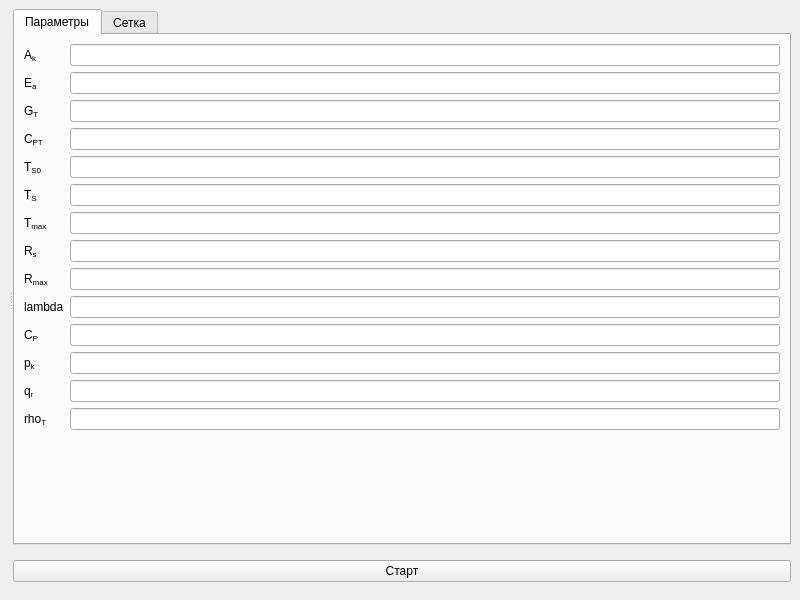
The window that GUI/burn_problem.ui (gnwgnw/BurnProblem) describes before a commit, drawn with Qt 5.
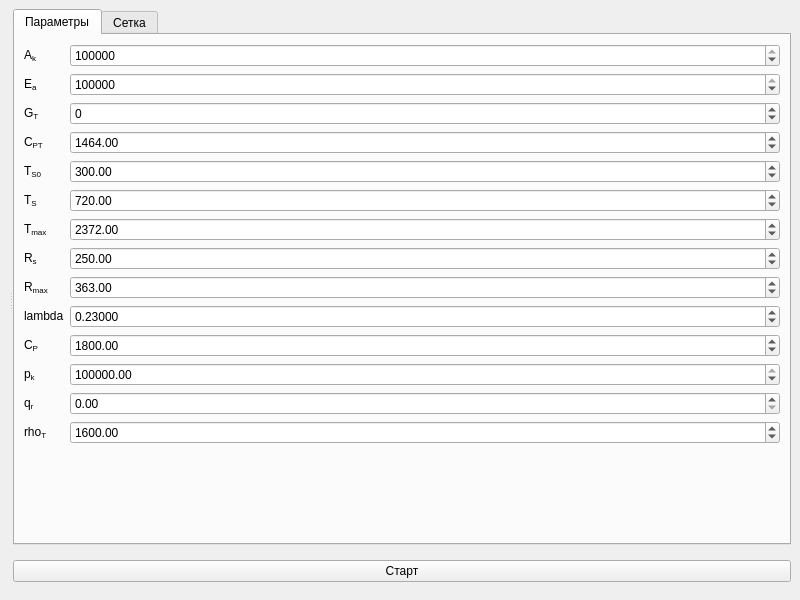
The same window after the commit. The open tabs and pages were chosen to show the change.

Diff of the .ui file:
```diff
--- a/GUI/burn_problem.ui
+++ b/GUI/burn_problem.ui
@@ -42,9 +42,6 @@
               </property>
              </widget>
             </item>
-            <item row="0" column="1">
-             <widget class="QLineEdit" name="lineEdit_A_k"/>
-            </item>
             <item row="1" column="0">
              <widget class="QLabel" name="label_2">
               <property name="text">
@@ -52,9 +49,6 @@
               </property>
              </widget>
             </item>
-            <item row="1" column="1">
-             <widget class="QLineEdit" name="lineEdit_E_a"/>
-            </item>
             <item row="2" column="0">
              <widget class="QLabel" name="label_13">
               <property name="text">
@@ -62,9 +56,6 @@
               </property>
              </widget>
             </item>
-            <item row="2" column="1">
-             <widget class="QLineEdit" name="lineEdit_G_t"/>
-            </item>
             <item row="3" column="0">
              <widget class="QLabel" name="label_14">
               <property name="text">
@@ -72,9 +63,6 @@
               </property>
              </widget>
             </item>
-            <item row="3" column="1">
-             <widget class="QLineEdit" name="lineEdit_C_pt"/>
-            </item>
             <item row="4" column="0">
              <widget class="QLabel" name="label_15">
               <property name="text">
@@ -82,9 +70,6 @@
               </property>
              </widget>
             </item>
-            <item row="4" column="1">
-             <widget class="QLineEdit" name="lineEdit_T_s0"/>
-            </item>
             <item row="5" column="0">
              <widget class="QLabel" name="label_16">
               <property name="text">
@@ -92,9 +77,6 @@
               </property>
              </widget>
             </item>
-            <item row="5" column="1">
-             <widget class="QLineEdit" name="lineEdit_T_s"/>
-            </item>
             <item row="6" column="0">
              <widget class="QLabel" name="label_17">
               <property name="text">
@@ -102,9 +84,6 @@
               </property>
              </widget>
             </item>
-            <item row="6" column="1">
-             <widget class="QLineEdit" name="lineEdit_T_max"/>
-            </item>
             <item row="7" column="0">
              <widget class="QLabel" name="label_18">
               <property name="text">
@@ -112,9 +91,6 @@
               </property>
              </widget>
             </item>
-            <item row="7" column="1">
-             <widget class="QLineEdit" name="lineEdit_R_s"/>
-            </item>
             <item row="8" column="0">
              <widget class="QLabel" name="label_19">
               <property name="text">
@@ -122,9 +98,6 @@
               </property>
              </widget>
             </item>
-            <item row="8" column="1">
-             <widget class="QLineEdit" name="lineEdit_R_max"/>
-            </item>
             <item row="9" column="0">
              <widget class="QLabel" name="label_20">
               <property name="text">
@@ -132,9 +105,6 @@
               </property>
              </widget>
             </item>
-            <item row="9" column="1">
-             <widget class="QLineEdit" name="lineEdit_lambda"/>
-            </item>
             <item row="10" column="0">
              <widget class="QLabel" name="label_21">
               <property name="text">
@@ -142,9 +112,6 @@
               </property>
              </widget>
             </item>
-            <item row="10" column="1">
-             <widget class="QLineEdit" name="lineEdit_C_p"/>
-            </item>
             <item row="11" column="0">
              <widget class="QLabel" name="label_22">
               <property name="text">
@@ -152,9 +119,6 @@
               </property>
              </widget>
             </item>
-            <item row="11" column="1">
-             <widget class="QLineEdit" name="lineEdit_p_k"/>
-            </item>
             <item row="12" column="0">
              <widget class="QLabel" name="label_23">
               <property name="text">
@@ -162,9 +126,6 @@
               </property>
              </widget>
             </item>
-            <item row="12" column="1">
-             <widget class="QLineEdit" name="lineEdit_q_r"/>
-            </item>
             <item row="13" column="0">
              <widget class="QLabel" name="label_24">
               <property name="text">
@@ -172,8 +133,195 @@
               </property>
              </widget>
             </item>
+            <item row="0" column="1">
+             <widget class="QDoubleSpinBox" name="doubleSpinBox_A_k">
+              <property name="decimals">
+               <number>0</number>
+              </property>
+              <property name="minimum">
+               <double>-1000000000000000.000000000000000</double>
+              </property>
+              <property name="maximum">
+               <double>1000000000000000.000000000000000</double>
+              </property>
+              <property name="value">
+               <double>1000000000.000000000000000</double>
+              </property>
+             </widget>
+            </item>
+            <item row="1" column="1">
+             <widget class="QDoubleSpinBox" name="doubleSpinBox_E_a">
+              <property name="decimals">
+               <number>0</number>
+              </property>
+              <property name="minimum">
+               <double>-10000000000.000000000000000</double>
+              </property>
+              <property name="maximum">
+               <double>100000000000.000000000000000</double>
+              </property>
+              <property name="singleStep">
+               <double>10000.000000000000000</double>
+              </property>
+              <property name="value">
+               <double>4200000.000000000000000</double>
+              </property>
+             </widget>
+            </item>
+            <item row="2" column="1">
+             <widget class="QDoubleSpinBox" name="doubleSpinBox_G_t">
+              <property name="decimals">
+               <number>0</number>
+              </property>
+              <property name="minimum">
+               <double>-10000000000000000.000000000000000</double>
+              </property>
+              <property name="maximum">
+               <double>10000000000000000.000000000000000</double>
+              </property>
+              <property name="singleStep">
+               <double>1000000.000000000000000</double>
+              </property>
+             </widget>
+            </item>
+            <item row="3" column="1">
+             <widget class="QDoubleSpinBox" name="doubleSpinBox_C_pt">
+              <property name="minimum">
+               <double>-100000.000000000000000</double>
+              </property>
+              <property name="maximum">
+               <double>100000.000000000000000</double>
+              </property>
+              <property name="singleStep">
+               <double>100.000000000000000</double>
+              </property>
+              <property name="value">
+               <double>1464.000000000000000</double>
+              </property>
+             </widget>
+            </item>
+            <item row="4" column="1">
+             <widget class="QDoubleSpinBox" name="doubleSpinBox_T_s0">
+              <property name="maximum">
+               <double>10000.000000000000000</double>
+              </property>
+              <property name="singleStep">
+               <double>10.000000000000000</double>
+              </property>
+              <property name="value">
+               <double>300.000000000000000</double>
+              </property>
+             </widget>
+            </item>
+            <item row="5" column="1">
+             <widget class="QDoubleSpinBox" name="doubleSpinBox_T_s">
+              <property name="maximum">
+               <double>10000.000000000000000</double>
+              </property>
+              <property name="singleStep">
+               <double>10.000000000000000</double>
+              </property>
+              <property name="value">
+               <double>720.000000000000000</double>
+              </property>
+             </widget>
+            </item>
+            <item row="6" column="1">
+             <widget class="QDoubleSpinBox" name="doubleSpinBox_T_max">
+              <property name="maximum">
+               <double>10000.000000000000000</double>
+              </property>
+              <property name="singleStep">
+               <double>10.000000000000000</double>
+              </property>
+              <property name="value">
+               <double>2372.000000000000000</double>
+              </property>
+             </widget>
+            </item>
+            <item row="7" column="1">
+             <widget class="QDoubleSpinBox" name="doubleSpinBox_R_s">
+              <property name="maximum">
+               <double>10000.000000000000000</double>
+              </property>
+              <property name="singleStep">
+               <double>10.000000000000000</double>
+              </property>
+              <property name="value">
+               <double>250.000000000000000</double>
+              </property>
+             </widget>
+            </item>
+            <item row="8" column="1">
+             <widget class="QDoubleSpinBox" name="doubleSpinBox_R_max">
+              <property name="maximum">
+               <double>10000.000000000000000</double>
+              </property>
+              <property name="singleStep">
+               <double>10.000000000000000</double>
+              </property>
+              <property name="value">
+               <double>363.000000000000000</double>
+              </property>
+             </widget>
+            </item>
+            <item row="9" column="1">
+             <widget class="QDoubleSpinBox" name="doubleSpinBox_lambda">
+              <property name="decimals">
+               <number>5</number>
+              </property>
+              <property name="maximum">
+               <double>100.000000000000000</double>
+              </property>
+              <property name="singleStep">
+               <double>0.010000000000000</double>
+              </property>
+              <property name="value">
+               <double>0.230000000000000</double>
+              </property>
+             </widget>
+            </item>
+            <item row="10" column="1">
+             <widget class="QDoubleSpinBox" name="doubleSpinBox_C_p">
+              <property name="maximum">
+               <double>10000.000000000000000</double>
+              </property>
+              <property name="singleStep">
+               <double>10.000000000000000</double>
+              </property>
+              <property name="value">
+               <double>1800.000000000000000</double>
+              </property>
+             </widget>
+            </item>
+            <item row="11" column="1">
+             <widget class="QDoubleSpinBox" name="doubleSpinBox_p_k">
+              <property name="maximum">
+               <double>10000000000.000000000000000</double>
+              </property>
+              <property name="singleStep">
+               <double>1000000.000000000000000</double>
+              </property>
+              <property name="value">
+               <double>1000000.000000000000000</double>
+              </property>
+             </widget>
+            </item>
+            <item row="12" column="1">
+             <widget class="QDoubleSpinBox" name="doubleSpinBox_q_r"/>
+            </item>
             <item row="13" column="1">
-             <widget class="QLineEdit" name="lineEdit_rho_t"/>
+             <widget class="QDoubleSpinBox" name="doubleSpinBox_rho_t">
+              <property name="maximum">
+               <double>10000.000000000000000</double>
+              </property>
+              <property name="singleStep">
+               <double>10.000000000000000</double>
+              </property>
+              <property name="value">
+               <double>1600.000000000000000</double>
+              </property>
+             </widget>
             </item>
            </layout>
           </widget>
```
Left out of the diff: 93 changed lines with no effect on the pictures.
